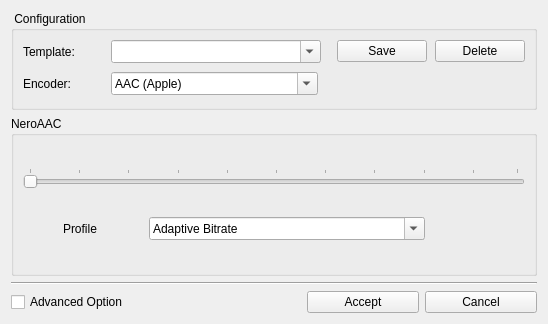
This is tools/audio_config.ui in emako/qvs as Qt 5 draws it before an edit. The edited form follows.
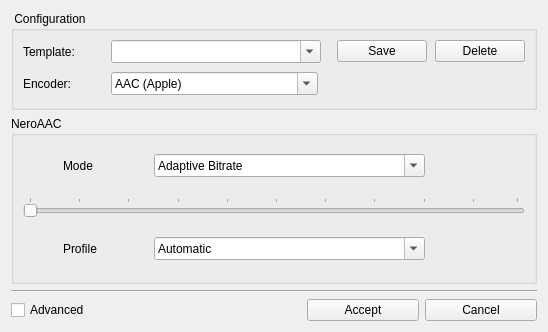
This is the edited form. The open tabs and pages were chosen to show the change. Icons and pictures are not drawn.

Commit message: added audio config ui shown.

```diff
--- a/tools/audio_config.ui
+++ b/tools/audio_config.ui
@@ -7,7 +7,7 @@
     <x>0</x>
     <y>0</y>
     <width>548</width>
-    <height>324</height>
+    <height>332</height>
    </rect>
   </property>
   <property name="windowTitle">
@@ -769,6 +769,113 @@
           <string>NeroAAC</string>
          </property>
          <layout class="QVBoxLayout" name="verticalLayout_8">
+          <property name="spacing">
+           <number>11</number>
+          </property>
+          <item>
+           <layout class="QHBoxLayout" name="horizontalLayout_14">
+            <item>
+             <spacer name="horizontalSpacer_20">
+              <property name="orientation">
+               <enum>Qt::Horizontal</enum>
+              </property>
+              <property name="sizeType">
+               <enum>QSizePolicy::Minimum</enum>
+              </property>
+              <property name="sizeHint" stdset="0">
+               <size>
+                <width>40</width>
+                <height>20</height>
+               </size>
+              </property>
+             </spacer>
+            </item>
+            <item>
+             <widget class="QLabel" name="labelAacNeroMode">
+              <property name="sizePolicy">
+               <sizepolicy hsizetype="Fixed" vsizetype="Preferred">
+                <horstretch>0</horstretch>
+                <verstretch>0</verstretch>
+               </sizepolicy>
+              </property>
+              <property name="minimumSize">
+               <size>
+                <width>80</width>
+                <height>0</height>
+               </size>
+              </property>
+              <property name="maximumSize">
+               <size>
+                <width>80</width>
+                <height>16777215</height>
+               </size>
+              </property>
+              <property name="text">
+               <string>Mode</string>
+              </property>
+             </widget>
+            </item>
+            <item>
+             <widget class="QComboBox" name="comboBoxAacNeroMode">
+              <property name="sizePolicy">
+               <sizepolicy hsizetype="Expanding" vsizetype="Fixed">
+                <horstretch>0</horstretch>
+                <verstretch>0</verstretch>
+               </sizepolicy>
+              </property>
+              <property name="minimumSize">
+               <size>
+                <width>180</width>
+                <height>23</height>
+               </size>
+              </property>
+              <property name="maximumSize">
+               <size>
+                <width>16777215</width>
+                <height>16777215</height>
+               </size>
+              </property>
+              <property name="editable">
+               <bool>true</bool>
+              </property>
+              <property name="currentIndex">
+               <number>0</number>
+              </property>
+              <item>
+               <property name="text">
+                <string>Adaptive Bitrate</string>
+               </property>
+              </item>
+              <item>
+               <property name="text">
+                <string>Constant Bitrate</string>
+               </property>
+              </item>
+              <item>
+               <property name="text">
+                <string>Variable Bitrate</string>
+               </property>
+              </item>
+             </widget>
+            </item>
+            <item>
+             <spacer name="horizontalSpacer_21">
+              <property name="orientation">
+               <enum>Qt::Horizontal</enum>
+              </property>
+              <property name="sizeType">
+               <enum>QSizePolicy::Fixed</enum>
+              </property>
+              <property name="sizeHint" stdset="0">
+               <size>
+                <width>100</width>
+                <height>17</height>
+               </size>
+              </property>
+             </spacer>
+            </item>
+           </layout>
+          </item>
           <item>
            <widget class="QSlider" name="horizontalSliderAacNero">
             <property name="orientation">
@@ -859,7 +966,7 @@
               </property>
               <item>
                <property name="text">
-                <string>Adaptive Bitrate</string>
+                <string>Automatic</string>
                </property>
               </item>
               <item>
@@ -1491,7 +1598,7 @@
      <item>
       <widget class="QCheckBox" name="checkBoxAdvancedOption">
        <property name="text">
-        <string>Advanced Option</string>
+        <string>Advanced</string>
        </property>
       </widget>
      </item>
```
Left out of the diff: 94 changed lines with no effect on the pictures. The commit also changes 14 other files.
